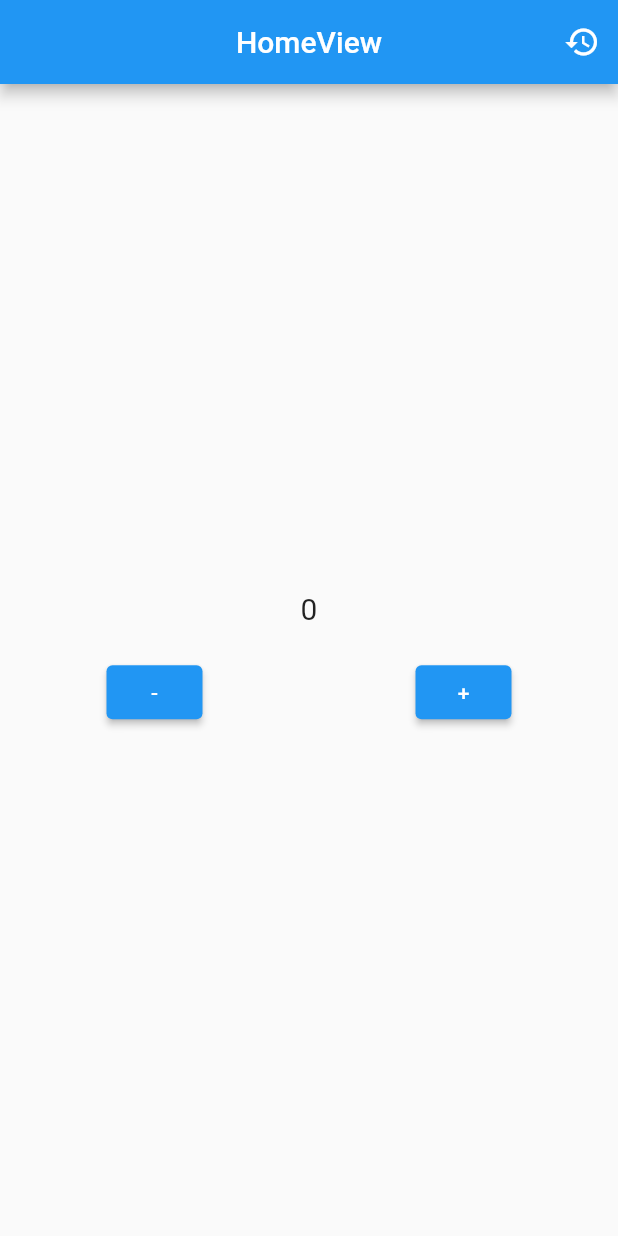
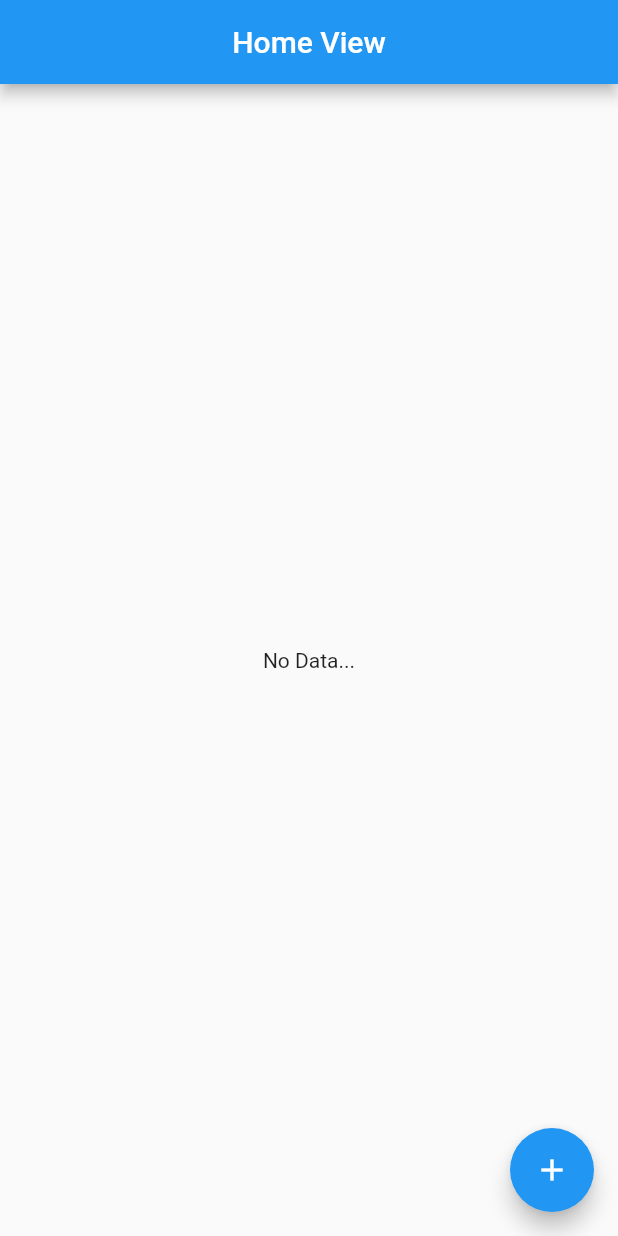
Before and after one commit to juragancode/flutter_latihan_responsive, a Flutter app: the screen it shows after launch, on a phone screen of 412 x 824 dp. Run offline on Flutter 3.47's test engine with Material 2 defaults, Android fonts, the phone set to English and light mode, and no system bars; our stand-ins replace get, sqflite; accounts and stored records are empty.

```diff
--- /dev/null
+++ b/assets/models/note.json
@@ -0,0 +1,5 @@
+{
+  "id": 0,
+  "title": "",
+  "description": ""
+}
--- /dev/null
+++ b/lib/app/data/models/note_model.dart
@@ -0,0 +1,26 @@
+class Note {
+  int? id;
+  String? title;
+  String? description;
+
+  Note({this.id, this.title, this.description});
+
+  Note.fromJson(Map<String, dynamic> json) {
+    id = json['id'];
+    title = json['title'];
+    description = json['description'];
+  }
+
+  Map<String, dynamic> toJson() {
+    final data = <String, dynamic>{};
+    data['id'] = id;
+    data['title'] = title;
+    data['description'] = description;
+    return data;
+  }
+
+  static List<Note> toJsonList(List? data) {
+    if (data == null || data.length == 0) return [];
+    return data.map((e) => Note.fromJson(e)).toList();
+  }
+}
--- a/lib/app/modules/home/views/home_view.dart
+++ b/lib/app/modules/home/views/home_view.dart
@@ -1,4 +1,6 @@
 import 'package:flutter/material.dart';
+import 'package:flutter_latihan_responsive/app/data/models/note_model.dart';
+import 'package:flutter_latihan_responsive/app/routes/app_pages.dart';
 
 import 'package:get/get.dart';
 
@@ -7,45 +9,53 @@ import '../controllers/home_controller.dart';
 class HomeView extends GetView<HomeController> {
   @override
   Widget build(BuildContext context) {
-    // controller.bacaData();
-
     return Scaffold(
       appBar: AppBar(
-        title: Text('HomeView'),
+        title: Text('Home View'),
         centerTitle: true,
-        actions: [
-          IconButton(
-            onPressed: () {
-              controller.resetData();
-            },
-            icon: Icon(Icons.restore),
-          ),
-        ],
       ),
-      body: Center(
-        child: Column(
-          mainAxisAlignment: MainAxisAlignment.center,
-          children: [
-            Obx(() => Text(
-                  '${controller.data}',
-                  style: TextStyle(fontSize: 20),
-                )),
-            SizedBox(height: 20),
-            Row(
-              mainAxisAlignment: MainAxisAlignment.spaceAround,
-              children: [
-                ElevatedButton(
-                  onPressed: () => controller.decrement(),
-                  child: Text("-"),
-                ),
-                ElevatedButton(
-                  onPressed: () => controller.increment(),
-                  child: Text("+"),
-                ),
-              ],
-            ),
-          ],
-        ),
+      body: FutureBuilder(
+        future: controller.getAllNote(),
+        builder: (context, snap) {
+          if (snap.connectionState == ConnectionState.waiting) {
+            return Center(
+              child: CircularProgressIndicator(),
+            );
+          }
+          return Obx(
+            () => (controller.allNote.length == 0)
+                ? Center(
+                    child: Text("No Data..."),
+                  )
+                : ListView.builder(
+                    itemCount: controller.allNote.length,
+                    itemBuilder: (context, index) {
+                      Note note = controller.allNote[index];
+                      return ListTile(
+                        onTap: () => Get.toNamed(
+                          Routes.EDIT_NOTE,
+                          arguments: note,
+                        ),
+                        leading: CircleAvatar(
+                          child: Text("${note.id}"),
+                        ),
+                        title: Text("${note.title}"),
+                        subtitle: Text("${note.description}"),
+                        trailing: IconButton(
+                          onPressed: () => controller.deleteNote(note.id!),
+                          icon: Icon(
+                            Icons.delete,
+                          ),
+                        ),
+                      );
+                    },
+                  ),
+          );
+        },
+      ),
+      floatingActionButton: FloatingActionButton(
+        onPressed: () => Get.toNamed(Routes.ADD_NOTE),
+        child: Icon(Icons.add),
       ),
     );
   }
--- a/lib/app/routes/app_routes.dart
+++ b/lib/app/routes/app_routes.dart
@@ -5,8 +5,12 @@ abstract class Routes {
   Routes._();
 
   static const HOME = _Paths.HOME;
+  static const ADD_NOTE = _Paths.ADD_NOTE;
+  static const EDIT_NOTE = _Paths.EDIT_NOTE;
 }
 
 abstract class _Paths {
   static const HOME = '/home';
+  static const ADD_NOTE = '/add-note';
+  static const EDIT_NOTE = '/edit-note';
 }
--- a/lib/main.dart
+++ b/lib/main.dart
@@ -1,12 +1,10 @@
 import 'package:flutter/material.dart';
 
 import 'package:get/get.dart';
-import 'package:get_storage/get_storage.dart';
 
 import 'app/routes/app_pages.dart';
 
-void main() async {
-  await GetStorage.init();
+void main() {
   runApp(
     GetMaterialApp(
       title: "Application",
--- a/pubspec.yaml
+++ b/pubspec.yaml
@@ -7,8 +7,10 @@ environment:
 
 dependencies:
   cupertino_icons: ^1.0.2
+  get_storage: 2.0.3
   get: 4.6.5
-  get_storage: 2.0.3
+  sqflite: 2.0.2
+  path_provider: 2.0.11
   flutter:
     sdk: flutter
 
```
Also changed, not shown: lib/app/data/db/db_manager.dart (added, +44 -0 lines), lib/app/modules/add_note/bindings/add_note_binding.dart (added, +12 -0 lines), lib/app/modules/add_note/controllers/add_note_controller.dart (added, +32 -0 lines), lib/app/modules/add_note/views/add_note_view.dart (added, +53 -0 lines), lib/app/modules/edit_note/bindings/edit_note_binding.dart (added, +12 -0 lines), lib/app/modules/edit_note/controllers/edit_note_controller.dart (added, +28 -0 lines), lib/app/modules/edit_note/views/edit_note_view.dart (added, +57 -0 lines), lib/app/modules/home/controllers/home_controller.dart (+23 -30 lines), lib/app/routes/app_pages.dart (+14 -0 lines), pubspec.lock.
